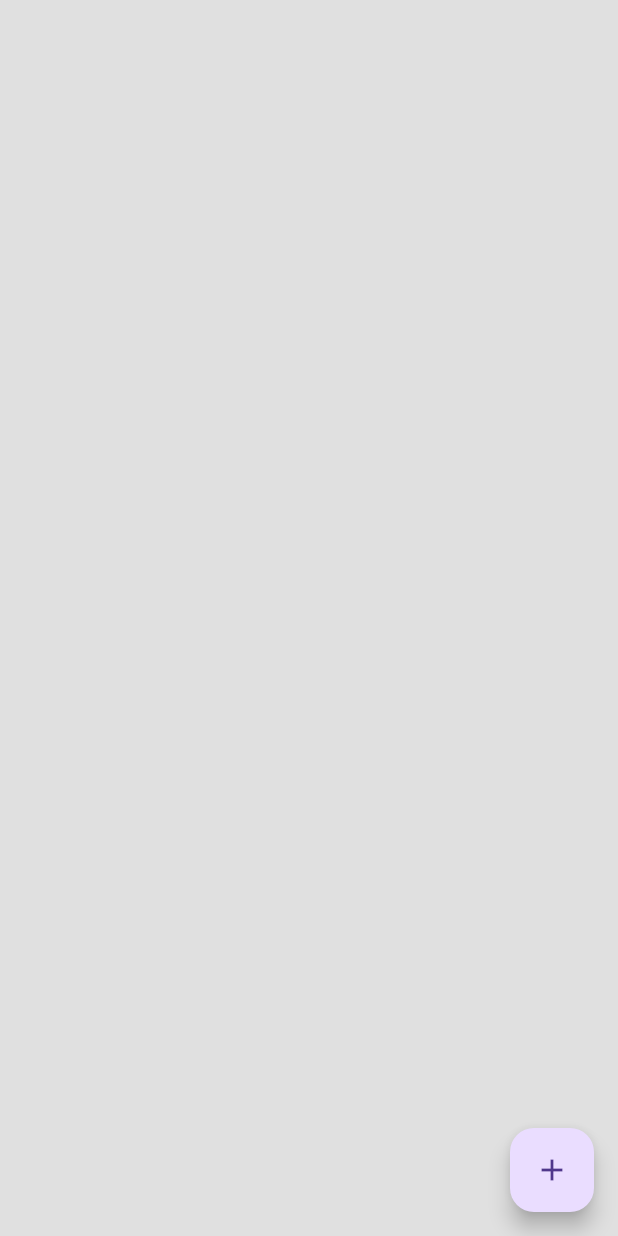
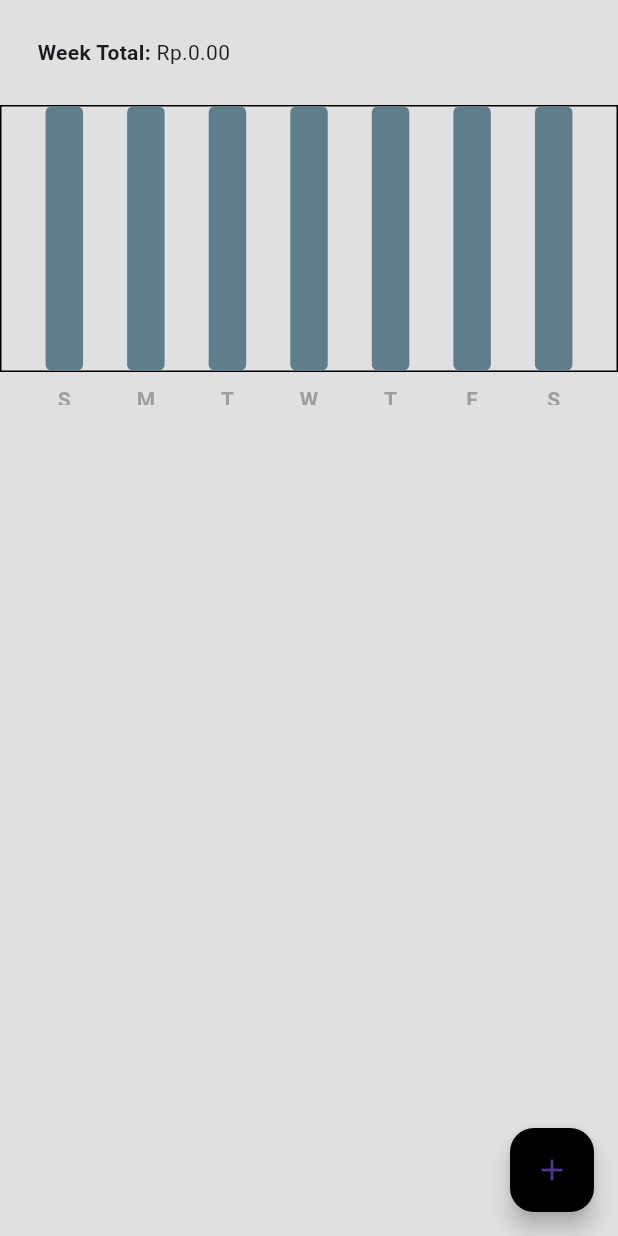
Before and after one commit to DenisFirmansyah/budget_tracker, a Flutter app: the screen it shows after launch, on a phone screen of 412 x 824 dp. Run offline on Flutter 3.47's test engine with Material 3 defaults, Android fonts, the light colour scheme and no system bars; drawn by our look-alikes of fl_chart; our stand-ins replace flutter_slidable, hive_flutter; accounts and stored records are empty.

Commit message:
fix bug chart

```diff
--- a/lib/bar_graph/bar_graph.dart
+++ b/lib/bar_graph/bar_graph.dart
@@ -50,7 +50,7 @@ class MyBarGraph extends StatelessWidget {
         bottomTitles: AxisTitles(sideTitles: SideTitles(showTitles:   true, getTitlesWidget: getBottomTitles,))
       ),
       gridData: FlGridData(show: false),
-      borderData: FlBorderData(show: false),
+      borderData: FlBorderData(show: true),
       barGroups: myBarData.barData
           .map(
             (data) => BarChartGroupData(
@@ -60,7 +60,7 @@ class MyBarGraph extends StatelessWidget {
                   toY: data.y,
                   color: Colors.grey[800],
                   width: 25,
-                  borderRadius: BorderRadius.circular(5),
+                  borderRadius: BorderRadius.circular(4),
                   backDrawRodData: BackgroundBarChartRodData(
                     show: true,
                     toY: maxY,
--- a/lib/components/expense_summary.dart
+++ b/lib/components/expense_summary.dart
@@ -13,7 +13,7 @@ class ExpenseSummary extends StatelessWidget {
   });
 
   // calculate max amount in bar graph
-  double calcculateMax(
+  double calculateMax(
     ExpenseData value,
     String sunday,
     String monday,
@@ -79,17 +79,17 @@ class ExpenseSummary extends StatelessWidget {
     String sunday =
         convertDateTimeToString(startOfWeek.add(const Duration(days: 0)));
     String monday =
-        convertDateTimeToString(startOfWeek.add(const Duration(days: 0)));
+        convertDateTimeToString(startOfWeek.add(const Duration(days: 1)));
     String tuesday =
-        convertDateTimeToString(startOfWeek.add(const Duration(days: 0)));
+        convertDateTimeToString(startOfWeek.add(const Duration(days: 2)));
     String wednesday =
-        convertDateTimeToString(startOfWeek.add(const Duration(days: 0)));
+        convertDateTimeToString(startOfWeek.add(const Duration(days: 3)));
     String thursday =
-        convertDateTimeToString(startOfWeek.add(const Duration(days: 0)));
+        convertDateTimeToString(startOfWeek.add(const Duration(days: 4)));
     String friday =
-        convertDateTimeToString(startOfWeek.add(const Duration(days: 0)));
+        convertDateTimeToString(startOfWeek.add(const Duration(days: 5)));
     String saturday =
-        convertDateTimeToString(startOfWeek.add(const Duration(days: 0)));
+        convertDateTimeToString(startOfWeek.add(const Duration(days: 6)));
 
     return Consumer<ExpenseData>(
       builder: (context, value, child) => Column(
@@ -112,7 +112,7 @@ class ExpenseSummary extends StatelessWidget {
           SizedBox(
             height: 200,
             child: MyBarGraph(
-              maxY: calcculateMax(value, sunday, monday, tuesday, wednesday,
+              maxY: calculateMax(value, sunday, monday, tuesday, wednesday,
                   thursday, friday, saturday),
               sunAmount: value.calculateDailyExpenseSummary()[sunday] ?? 0,
               monAmount: value.calculateDailyExpenseSummary()[monday] ?? 0,
--- a/lib/data/expense_data.dart
+++ b/lib/data/expense_data.dart
@@ -3,7 +3,7 @@ import 'package:budget_tracker/datetime/date_time_helper.dart';
 import 'package:budget_tracker/models/expense_item.dart';
 import 'package:flutter/material.dart';
 
-class ExpenseData extends ChangeNotifier{
+class ExpenseData extends ChangeNotifier {
 
   // list of ALl expenses
   List<ExpenseItem> overallExpenseList = [];
--- a/lib/pages/home_page.dart
+++ b/lib/pages/home_page.dart
@@ -1,6 +1,6 @@
 import 'package:flutter/material.dart';
 import 'package:provider/provider.dart';
-
+import '../components/expense_summary.dart';
 import '../components/expense_tile.dart';
 import '../data/expense_data.dart';
 import '../models/expense_item.dart';
@@ -106,10 +106,12 @@ class _HomePageState extends State<HomePage> {
         backgroundColor: Colors.grey[300],
         floatingActionButton: FloatingActionButton(
           onPressed: addNewExpense,
+          backgroundColor: Colors.black,
           child: const Icon(Icons.add),
         ),
         body: ListView(children: [
           // weekly summary
+          ExpenseSummary(startOfWeek: value.startOfWeekDate()),
 
           // exense list
           ListView.builder(
```
Also changed, not shown: lib/components/expense_tile.dart (+4 -3 lines).
